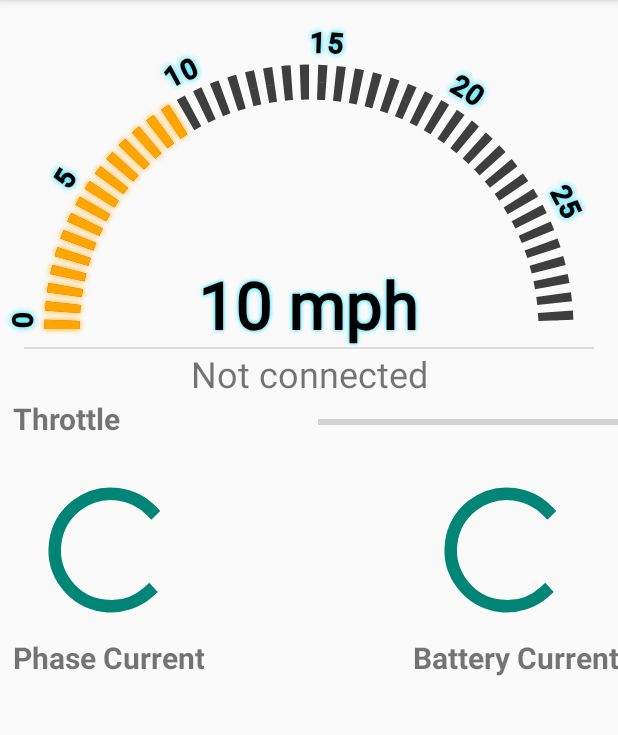
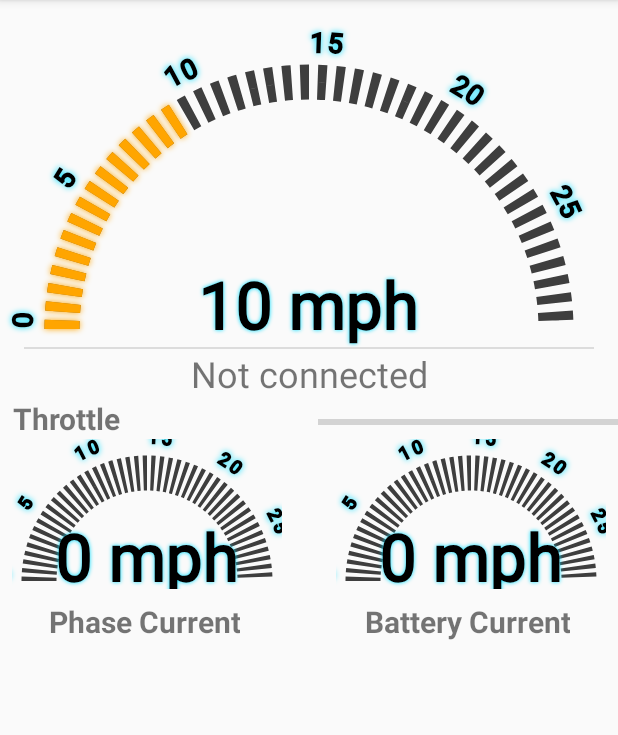
Before and after one commit to GyrocopterLLC/InitialAndroidHBD, an Android app: the screen it shows after launch (MainActivity), on a phone screen of 412 x 824 dp, the part 84-819 px from its top. Run offline under Robolectric (Android 15) with nearby library versions, the phone set to English and light mode, and no system bars.

Commit message:
Progress bar during bluetooth connection event.

```diff
--- a/app/src/main/java/com/example/david/myapplication/DisplayMessageActivity.java
+++ b/app/src/main/java/com/example/david/myapplication/DisplayMessageActivity.java
@@ -72,9 +72,13 @@ public class DisplayMessageActivity extends AppCompatActivity {
                                 adapter.notifyDataSetChanged();
                             }
                         }
+                        findViewById(R.id.textConnectingLabel).setVisibility(View.INVISIBLE);
+                        findViewById(R.id.connectingProgressBar).setVisibility(View.INVISIBLE);
                         break;
                     case ConnectThread.MessageConstants.MESSAGE_ERROR:
                         Snackbar.make(findViewById(R.id.display_message_layout),"Could not connect", Snackbar.LENGTH_SHORT).show();
+                        findViewById(R.id.textConnectingLabel).setVisibility(View.INVISIBLE);
+                        findViewById(R.id.connectingProgressBar).setVisibility(View.INVISIBLE);
                         break;
                     case BTReadWriteThread.MessageConstants.MESSAGE_READ:
                         mReadBuffer.append((String)msg.obj);
@@ -157,6 +161,8 @@ public class DisplayMessageActivity extends AppCompatActivity {
 
             ConnectThread connectThread = new ConnectThread(mDevice,getResources().getString(R.string.bt_spp_uuid), mHandler);
             connectThread.start();
+            findViewById(R.id.textConnectingLabel).setVisibility(View.VISIBLE);
+            findViewById(R.id.connectingProgressBar).setVisibility(View.VISIBLE);
         }
 
     }
--- a/app/src/main/res/layout/activity_main.xml
+++ b/app/src/main/res/layout/activity_main.xml
@@ -89,8 +89,8 @@
         android:id="@+id/text_current_phase"
         android:layout_width="wrap_content"
         android:layout_height="wrap_content"
-        android:layout_marginStart="8dp"
-        android:layout_marginLeft="8dp"
+        android:layout_marginStart="32dp"
+        android:layout_marginLeft="32dp"
         android:layout_marginTop="8dp"
         android:gravity="end"
         android:text="@string/phase_current"
@@ -99,22 +99,41 @@
         app:layout_constraintStart_toStartOf="parent"
         app:layout_constraintTop_toBottomOf="@+id/phaseCurrentBar" />
 
-    <ProgressBar
+    <com.example.david.myapplication.SpeedometerView
         android:id="@+id/phaseCurrentBar"
-        style="@android:style/Widget.DeviceDefault.Light.ProgressBar"
-        android:layout_width="100dp"
+        android:layout_width="180dp"
         android:layout_height="100dp"
-        android:layout_marginStart="24dp"
-        android:layout_marginLeft="24dp"
-        android:layout_marginTop="24dp"
+        android:layout_marginStart="8dp"
+        android:layout_marginLeft="8dp"
+        android:layout_marginEnd="8dp"
+        android:layout_marginRight="8dp"
         app:layout_constraintStart_toStartOf="parent"
-        app:layout_constraintTop_toBottomOf="@+id/text_throttle_label" />
+        app:layout_constraintTop_toBottomOf="@+id/text_throttle_label"
+        app:max_speed="30"
+        app:scale_color="@android:color/black"
+        app:scale_spacing="5"
+        app:scale_text_size="12sp"
+        app:reading_text_size="16sp"
+        app:text_shadow_color="@android:color/holo_blue_bright" />
+
+    <!--<ProgressBar-->
+        <!--android:id="@+id/phaseCurrentBar"-->
+        <!--style="@android:style/Widget.DeviceDefault.Light.ProgressBar"-->
+        <!--android:layout_width="100dp"-->
+        <!--android:layout_height="100dp"-->
+        <!--android:layout_marginStart="24dp"-->
+        <!--android:layout_marginLeft="24dp"-->
+        <!--android:layout_marginTop="24dp"-->
+        <!--app:layout_constraintStart_toStartOf="parent"-->
+        <!--app:layout_constraintTop_toBottomOf="@+id/text_throttle_label" />-->
 
     <TextView
         android:id="@+id/text_current_battery"
         android:layout_width="wrap_content"
         android:layout_height="wrap_content"
         android:layout_marginTop="8dp"
+        android:layout_marginEnd="32dp"
+        android:layout_marginRight="32dp"
         android:gravity="end"
         android:text="@string/battery_current"
         android:textSize="20sp"
@@ -122,15 +141,31 @@
         app:layout_constraintEnd_toEndOf="parent"
         app:layout_constraintTop_toBottomOf="@+id/batteryCurrentBar" />
 
-    <ProgressBar
+    <com.example.david.myapplication.SpeedometerView
         android:id="@+id/batteryCurrentBar"
-        style="@android:style/Widget.DeviceDefault.Light.ProgressBar"
-        android:layout_width="100dp"
+        android:layout_width="180dp"
         android:layout_height="100dp"
-        android:layout_marginTop="24dp"
-        android:layout_marginEnd="24dp"
-        android:layout_marginRight="24dp"
+        android:layout_marginStart="8dp"
+        android:layout_marginLeft="8dp"
+        android:layout_marginEnd="8dp"
+        android:layout_marginRight="8dp"
         app:layout_constraintEnd_toEndOf="parent"
-        app:layout_constraintTop_toBottomOf="@+id/text_throttle_label" />
+        app:layout_constraintTop_toBottomOf="@+id/text_throttle_label"
+        app:max_speed="30"
+        app:scale_color="@android:color/black"
+        app:scale_spacing="5"
+        app:scale_text_size="12sp"
+        app:reading_text_size="16sp"
+        app:text_shadow_color="@android:color/holo_blue_bright" />
+    <!--<ProgressBar-->
+        <!--android:id="@+id/batteryCurrentBar"-->
+        <!--style="@android:style/Widget.DeviceDefault.Light.ProgressBar"-->
+        <!--android:layout_width="100dp"-->
+        <!--android:layout_height="100dp"-->
+        <!--android:layout_marginTop="24dp"-->
+        <!--android:layout_marginEnd="24dp"-->
+        <!--android:layout_marginRight="24dp"-->
+        <!--app:layout_constraintEnd_toEndOf="parent"-->
+        <!--app:layout_constraintTop_toBottomOf="@+id/text_throttle_label" />-->
 
 </android.support.constraint.ConstraintLayout>
--- a/app/src/main/res/values/strings.xml
+++ b/app/src/main/res/values/strings.xml
@@ -10,4 +10,5 @@
     <string name="throttle_label">Throttle</string>
     <string name="phase_current">Phase Current</string>
     <string name="battery_current">Battery Current</string>
+    <string name="connecting">Connecting...</string>
 </resources>
```
Also changed, not shown: app/src/main/res/layout/activity_display_message.xml (+34 -3 lines).
